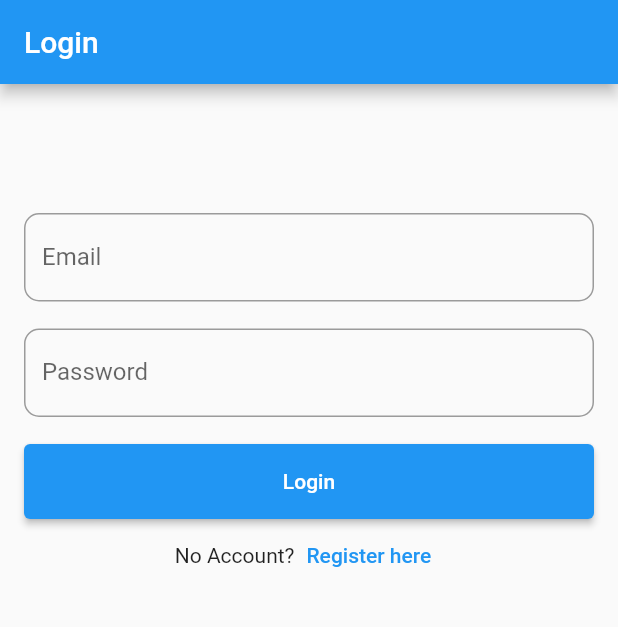
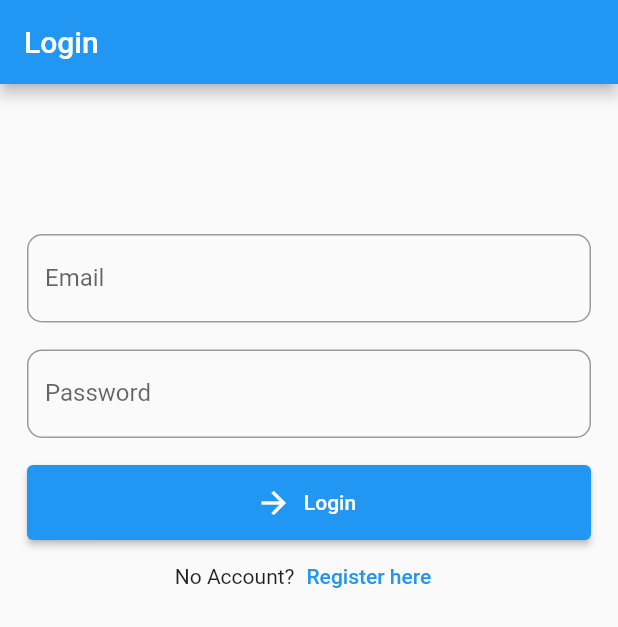
Before and after one commit to alxayeed/flutter-firebase-authentication, a Flutter app: the screen it shows after launch, on a phone screen of 412 x 824 dp. Shown: the top 627 px of the screen. Run offline on Flutter 3.47's test engine with Material 2 defaults, Android fonts, the phone set to English and light mode, and no system bars; our stand-ins replace firebase_auth, firebase_core; accounts and stored records are empty.

Commit message:
login implemented

```diff
--- a/lib/main.dart
+++ b/lib/main.dart
@@ -11,12 +11,15 @@ void main() async{
   runApp(const MyApp());
 }
 
+final navigatorKey = GlobalKey<NavigatorState>();
+
 class MyApp extends StatelessWidget {
   const MyApp({Key? key}) : super(key: key);
 
   @override
   Widget build(BuildContext context) {
     return MaterialApp(
+      navigatorKey: navigatorKey,
       debugShowCheckedModeBanner: false,
       title: 'Flutter Demo',
       theme: ThemeData(
@@ -25,7 +28,11 @@ class MyApp extends StatelessWidget {
       home: StreamBuilder<User?>(
         stream: FirebaseAuth.instance.authStateChanges(),
         builder: (context, snapshot){
-          if(snapshot.hasData){
+          if(snapshot.connectionState == ConnectionState.waiting){
+            return const CircularProgressIndicator();
+          } else if(snapshot.hasError){
+            return const Text('Error occurred');
+          } else if (snapshot.hasData){
             return const HomeScreen();
           } else{
             return const LoginScreen();
--- a/lib/screens/login_screen.dart
+++ b/lib/screens/login_screen.dart
@@ -1,6 +1,8 @@
+import 'package:firebase_auth/firebase_auth.dart';
 import 'package:firebase_authentication/screens/register_screen.dart';
 import 'package:firebase_authentication/screens/widgets/custom_button.dart';
 import 'package:firebase_authentication/screens/widgets/custom_input_field.dart';
+import 'package:firebase_authentication/services/auth_service.dart';
 import 'package:flutter/material.dart';
 
 import 'home_screen.dart';
@@ -15,24 +17,23 @@ class LoginScreen extends StatefulWidget {
 class _LoginScreenState extends State<LoginScreen> {
   TextEditingController emailController = TextEditingController();
   TextEditingController passwordController = TextEditingController();
+  AuthService authService = AuthService();
 
   clearControllers() {
     emailController.clear();
     passwordController.clear();
   }
+
   @override
   Widget build(BuildContext context) {
     return SafeArea(
       child: Scaffold(
         appBar: AppBar(title: const Text('Login')),
         body: SingleChildScrollView(
-          child: Padding(
-            padding:
-            const EdgeInsets.symmetric(horizontal: 16.0, vertical: 36.0),
           child: Column(
             mainAxisAlignment: MainAxisAlignment.center,
             children: [
-                const SizedBox(height: 50.0),
+              const SizedBox(height: 100.0),
               CustomInputField(controller: emailController, label: "Email"),
               CustomInputField(
                 controller: passwordController,
@@ -42,14 +43,13 @@ class _LoginScreenState extends State<LoginScreen> {
               CustomButton(
                 label: 'Login',
                 onPressed: () {
-                    Navigator.push(
-                      context,
-                      MaterialPageRoute(
-                        builder: (context) => const HomeScreen(),
-                      ),
+                  authService.signIn(
+                    emailController.text.trim(),
+                    passwordController.text.trim(),
+                    context
                   );
-                    clearControllers();
-                  },
+                  FocusScope.of(context).unfocus();
+                }, icon: const Icon(Icons.arrow_forward),
               ),
               Row(
                 mainAxisAlignment: MainAxisAlignment.center,
@@ -71,7 +71,6 @@ class _LoginScreenState extends State<LoginScreen> {
           ),
         ),
       ),
-      ),
     );
   }
 }
--- a/lib/screens/register_screen.dart
+++ b/lib/screens/register_screen.dart
@@ -54,7 +54,7 @@ class _RegisterScreenState extends State<RegisterScreen> {
                       ),
                     );
                     // clearControllers();
-                  }, label: 'Register',
+                  }, label: 'Register', icon: const Icon(Icons.app_registration),
                 ),
                 Row(
                   mainAxisAlignment: MainAxisAlignment.center,
--- a/lib/screens/widgets/custom_button.dart
+++ b/lib/screens/widgets/custom_button.dart
@@ -3,30 +3,27 @@ import 'package:flutter/material.dart';
 import '../home_screen.dart';
 
 class CustomButton extends StatelessWidget {
-  final Function onPressed;
+  final dynamic onPressed;
   final String label;
+  final Icon icon;
   const CustomButton({
     Key? key,
     required this.onPressed,
-    required this.label,
+    required this.label, required this.icon,
   }) : super(key: key);
 
   @override
   Widget build(BuildContext context) {
-    return ElevatedButton(
-      style: ElevatedButton.styleFrom(
-        minimumSize: const Size.fromHeight(50), // NEW
+    return Padding(
+      padding: const EdgeInsets.symmetric(horizontal: 18.0),
+      child: ElevatedButton.icon(
+        style: ElevatedButton.styleFrom(
+          minimumSize: const Size.fromHeight(50), // NEW
+        ),
+        onPressed: onPressed,
+        label: Text(label),
+        icon: icon,
       ),
-      onPressed: () {
-        Navigator.push(
-          context,
-          MaterialPageRoute(
-            builder: (context) => const HomeScreen(),
-          ),
-        );
-        // clearControllers();
-      },
-      child: Text(label),
     );
   }
 }
--- a/lib/screens/widgets/custom_input_field.dart
+++ b/lib/screens/widgets/custom_input_field.dart
@@ -16,10 +16,11 @@ class CustomInputField extends StatelessWidget {
   @override
   Widget build(BuildContext context) {
     return Padding(
-      padding: const EdgeInsets.only(bottom: 18.0),
+      padding: const EdgeInsets.only(bottom: 18.0, left: 18.0, right: 18.0),
       child: TextFormField(
         controller: controller,
         obscureText: isHidden,
+        textInputAction: TextInputAction.done,
         decoration: InputDecoration(
           labelText: label,
           border: OutlineInputBorder(
```
Also changed, not shown: lib/screens/home_screen.dart (+15 -1 lines), lib/services/auth_service.dart (added, +38 -0 lines). Lines whose indentation alone changed are shown as unchanged.
